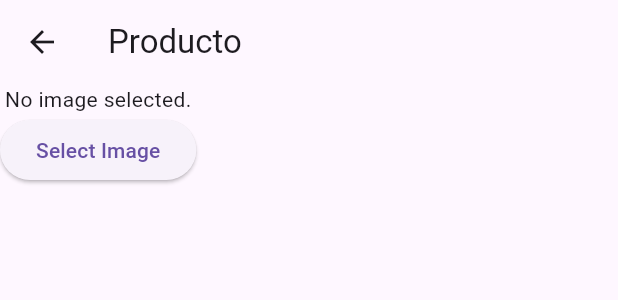
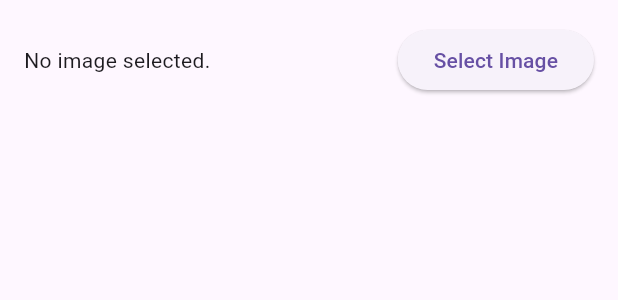
Before and after one commit to VarEros/on_invent, a Flutter app: the ProductScreen widget shown alone on an empty page, opened directly, on a phone screen of 412 x 824 dp. Shown: the top 300 px of the screen. Run offline on Flutter 3.47's test engine with Material 3 defaults, Android fonts, the light colour scheme and no system bars; our stand-ins replace image_picker; missing offline and left inert: flutter_iconpicker; statements that could not run were skipped.

Commit message:
navbar and appbar

```diff
--- a/lib/screens/product_screen.dart
+++ b/lib/screens/product_screen.dart
@@ -24,19 +24,21 @@ class _ProductScreenState extends State<ProductScreen> {
 
   @override
   Widget build(BuildContext context) {
-    return Scaffold(
-      appBar: AppBar(
-        title: const Text('Producto'),
-      ),
-      body: Column(
+    return Padding(
+      padding: const EdgeInsets.all(16.0),
+      child: Form(
+        child: Row(
+          mainAxisAlignment: MainAxisAlignment.spaceBetween,
           children: [
-          imageFile == null ? const Text('No image selected.') : Image.file(File(imageFile!.path)),
+            // imageFile == null ? const Text('No image selected.') : Image.file(File(imageFile!.path), height: 100, width: 100),
+            imageFile == null ? const Text('No image selected.') : Text(imageFile!.name),
             ElevatedButton(
               onPressed: _getImage,
               child: const Text('Select Image'),
             ),
           ],
         ),
+      ),
     );
   }
 }
```
Also changed, not shown: lib/main.dart (+38 -27 lines), lib/screens/category_screen.dart (+5 -25 lines). Lines whose indentation alone changed are shown as unchanged.
